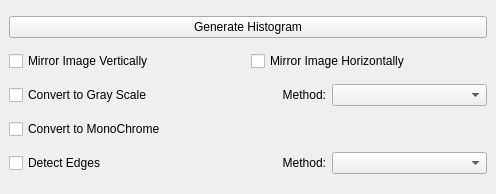
Qt form MyImageEditor/MyImageEditor/ui/imageprocessingtools_dckwgt.ui (Sedux/MyImageEditor_repo) before a commit.
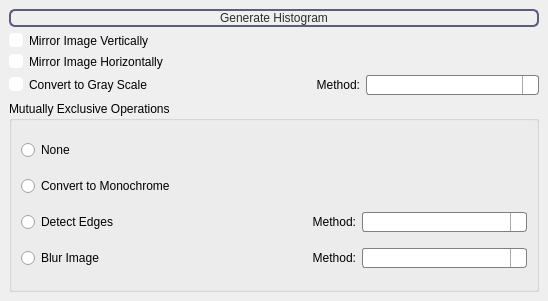
The same form after that commit. Icons and pictures are not drawn.

```diff
--- a/MyImageEditor/MyImageEditor/ui/imageprocessingtools_dckwgt.ui
+++ b/MyImageEditor/MyImageEditor/ui/imageprocessingtools_dckwgt.ui
@@ -6,15 +6,224 @@
    <rect>
     <x>0</x>
     <y>0</y>
-    <width>496</width>
-    <height>194</height>
+    <width>548</width>
+    <height>301</height>
    </rect>
   </property>
+  <property name="styleSheet">
+   <string notr="true">QPushButton {
+	color: rgb(45, 45, 45);
+     border: 2px solid #8f8f91;
+	 border-color: rgb(90, 93, 125);
+     border-radius: 6px;
+     background-color: qlineargradient(x1: 0, y1: 0, x2: 0, y2: 1,
+                                       stop: 0 #f6f7fa, stop: 1 #dadbde);
+     min-width: 80px;
+ }
+
+ QPushButton:pressed {
+     background-color: qlineargradient(x1: 0, y1: 0, x2: 0, y2: 1,
+                                       stop: 0 #dadbde, stop: 1 #f6f7fa);
+ }
+
+ QPushButton:hover {
+     border-color: rgb(90, 93, 255);
+ }
+
+ QPushButton:default {
+     border-color: navy; /* make the default button prominent */
+ }
+
+QPushButton:disabled {  
+	color: rgb(171, 171, 171);
+     border-color: none; /* make the default button prominent */
+ }
+
+QDockWidget::title {
+	background-color: rgb(174, 174, 220);
+	color: rgb(45, 45, 45);
+	 border: 1px solid black;
+     border-top: 3px solid qlineargradient(x1: 0, y1: 0, x2: 0, y2: 1,
+                                       stop: 0 black, stop: 1  rgb(174, 174, 220));
+     border-radius: 2px;
+ }
+
+QComboBox {
+     border: 1px solid gray;
+     border-radius: 3px;
+     padding: 1px 18px 1px 3px;
+     min-width: 6em;
+ }
+
+QComboBox:editable {
+     background: white;
+ }
+
+ QComboBox:!editable, QComboBox::drop-down:editable {
+      background: qlineargradient(x1: 0, y1: 0, x2: 0, y2: 1,
+                                  stop: 0 #E1E1E1, stop: 0.4 #DDDDDD,
+                                  stop: 0.5 #D8D8D8, stop: 1.0 #D3D3D3);
+ }
+
+ /* QComboBox gets the &quot;on&quot; state when the popup is open */
+ QComboBox:!editable:on, QComboBox::drop-down:editable:on {
+     background: qlineargradient(x1: 0, y1: 0, x2: 0, y2: 1,
+                                 stop: 0 #D3D3D3, stop: 0.4 #D8D8D8,
+                                 stop: 0.5 #DDDDDD, stop: 1.0 #E1E1E1);
+ }
+
+ QComboBox:on { /* shift the text when the popup opens */
+     padding-top: 3px;
+     padding-left: 4px;
+ }
+
+ QComboBox::drop-down {
+     subcontrol-origin: padding;
+     subcontrol-position: top right;
+     width: 15px;
+
+     border-left-width: 1px;
+     border-left-color: darkgray;
+     border-left-style: solid; /* just a single line */
+     border-top-right-radius: 3px; /* same radius as the QComboBox */
+     border-bottom-right-radius: 3px;
+ }
+
+
+ QComboBox::down-arrow {
+    image: url(:/images/Action-arrow-down-icon.png);
+ }
+
+ QComboBox::down-arrow:on { /* shift the arrow when popup is open */
+     top: 1px;
+     left: 1px;
+ }
+
+QCheckBox:indicator {
+	color: rgb(45, 45, 45);
+     border: 0px solid #8f8f91;
+	 border-color: rgb(90, 93, 125);
+     border-radius: 4px;
+    
+	background-color: qlineargradient(spread:pad, x1:0.015, y1:0.051, x2:1, y2:0, stop:0 rgba(255, 255, 255, 255), stop:1 rgba(255, 255, 255, 255));
+ }
+
+ QCheckBox::indicator:unchecked {
+     image: url(:/images/checkbox_unchecked.png);
+ }
+
+ QCheckBox::indicator:unchecked:hover {
+     border: 1px solid;
+     border-color: rgb(90, 93, 255);
+     image: url(:/images/checkbox_unchecked_hover.png);
+ }
+
+ QCheckBox::indicator:unchecked:pressed {
+     image: url(:/images/checkbox_unchecked_pressed.png);
+ }
+
+ QCheckBox::indicator:checked {
+     image: url(:/images/checkbox_checked.png);
+ }
+
+ QCheckBox::indicator:checked:hover {
+     border: 1px solid;
+     border-color: rgb(90, 93, 255);
+     image: url(:/images/checkbox_checked_hover.png);
+ }
+
+ QCheckBox::indicator:checked:pressed {
+     image: url(:/images/checkbox_checked_pressed.png);
+ }
+
+ QCheckBox::indicator:indeterminate:hover {
+     image: url(:/images/checkbox_indeterminate_hover.png);
+ }
+
+ QCheckBox::indicator:indeterminate:pressed {
+     image: url(:/images/checkbox_indeterminate_pressed.png);
+ }
+</string>
+  </property>
   <property name="windowTitle">
    <string>Image Processing Tools</string>
   </property>
   <widget class="QWidget" name="dockWidgetContents">
    <layout class="QGridLayout" name="gridLayout">
+    <item row="4" column="0">
+     <widget class="QGroupBox" name="groupBox">
+      <property name="title">
+       <string>Mutually Exclusive Operations</string>
+      </property>
+      <layout class="QVBoxLayout" name="verticalLayout">
+       <item>
+        <widget class="QRadioButton" name="m_none_rdBtn">
+         <property name="text">
+          <string>None</string>
+         </property>
+        </widget>
+       </item>
+       <item>
+        <widget class="QRadioButton" name="m_convertToMono_rdBtn">
+         <property name="text">
+          <string>Convert to Monochrome</string>
+         </property>
+        </widget>
+       </item>
+       <item>
+        <layout class="QHBoxLayout" name="horizontalLayout_2">
+         <item>
+          <widget class="QRadioButton" name="m_detectEdges_rdBtn">
+           <property name="text">
+            <string>Detect Edges</string>
+           </property>
+          </widget>
+         </item>
+         <item>
+          <widget class="QLabel" name="label_2">
+           <property name="layoutDirection">
+            <enum>Qt::LeftToRight</enum>
+           </property>
+           <property name="text">
+            <string>Method:</string>
+           </property>
+           <property name="alignment">
+            <set>Qt::AlignRight|Qt::AlignTrailing|Qt::AlignVCenter</set>
+           </property>
+          </widget>
+         </item>
+         <item>
+          <widget class="QComboBox" name="m_detectEdges_comBx"/>
+         </item>
+        </layout>
+       </item>
+       <item>
+        <layout class="QHBoxLayout" name="horizontalLayout_4">
+         <item>
+          <widget class="QRadioButton" name="m_blurImage_rdBtn">
+           <property name="text">
+            <string>Blur Image</string>
+           </property>
+          </widget>
+         </item>
+         <item>
+          <widget class="QLabel" name="label_3">
+           <property name="text">
+            <string>Method:</string>
+           </property>
+           <property name="alignment">
+            <set>Qt::AlignRight|Qt::AlignTrailing|Qt::AlignVCenter</set>
+           </property>
+          </widget>
+         </item>
+         <item>
+          <widget class="QComboBox" name="m_blurImageMethod_comBx"/>
+         </item>
+        </layout>
+       </item>
+      </layout>
+     </widget>
+    </item>
     <item row="3" column="0">
      <layout class="QHBoxLayout" name="horizontalLayout">
       <item>
@@ -39,40 +248,6 @@
       </item>
      </layout>
     </item>
-    <item row="4" column="0">
-     <widget class="QCheckBox" name="m_convertToMono_chkBx">
-      <property name="text">
-       <string>Convert to MonoChrome</string>
-      </property>
-     </widget>
-    </item>
-    <item row="5" column="0">
-     <layout class="QHBoxLayout" name="horizontalLayout_2">
-      <item>
-       <widget class="QCheckBox" name="m_detectEdges_chkBx">
-        <property name="text">
-         <string>Detect Edges</string>
-        </property>
-       </widget>
-      </item>
-      <item>
-       <widget class="QLabel" name="label_2">
-        <property name="layoutDirection">
-         <enum>Qt::LeftToRight</enum>
-        </property>
-        <property name="text">
-         <string>Method:</string>
-        </property>
-        <property name="alignment">
-         <set>Qt::AlignRight|Qt::AlignTrailing|Qt::AlignVCenter</set>
-        </property>
-       </widget>
-      </item>
-      <item>
-       <widget class="QComboBox" name="m_detectEdges_comBx"/>
-      </item>
-     </layout>
-    </item>
     <item row="0" column="0">
      <widget class="QPushButton" name="m_genHistogram_btn">
       <property name="text">
@@ -80,23 +255,19 @@
       </property>
      </widget>
     </item>
+    <item row="2" column="0">
+     <widget class="QCheckBox" name="m_reverseImageHor_chkBx">
+      <property name="text">
+       <string>Mirror Image Horizontally</string>
+      </property>
+     </widget>
+    </item>
     <item row="1" column="0">
-     <layout class="QHBoxLayout" name="horizontalLayout_3">
-      <item>
-       <widget class="QCheckBox" name="m_reverseImageVer_chkBx">
-        <property name="text">
-         <string>Mirror Image Vertically</string>
-        </property>
-       </widget>
-      </item>
-      <item>
-       <widget class="QCheckBox" name="m_reverseImageHor_chkBx">
-        <property name="text">
-         <string>Mirror Image Horizontally</string>
-        </property>
-       </widget>
-      </item>
-     </layout>
+     <widget class="QCheckBox" name="m_reverseImageVer_chkBx">
+      <property name="text">
+       <string>Mirror Image Vertically</string>
+      </property>
+     </widget>
     </item>
    </layout>
   </widget>
```
Left out of the diff: 4 changed lines with no effect on the pictures.
